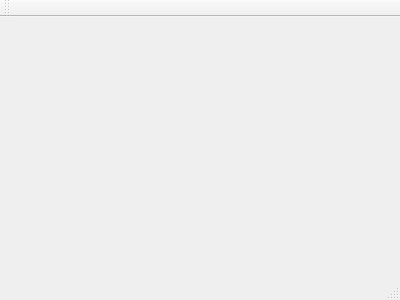
Qt form mainwindow.ui (netbeen/LivenessDetection) before a commit.
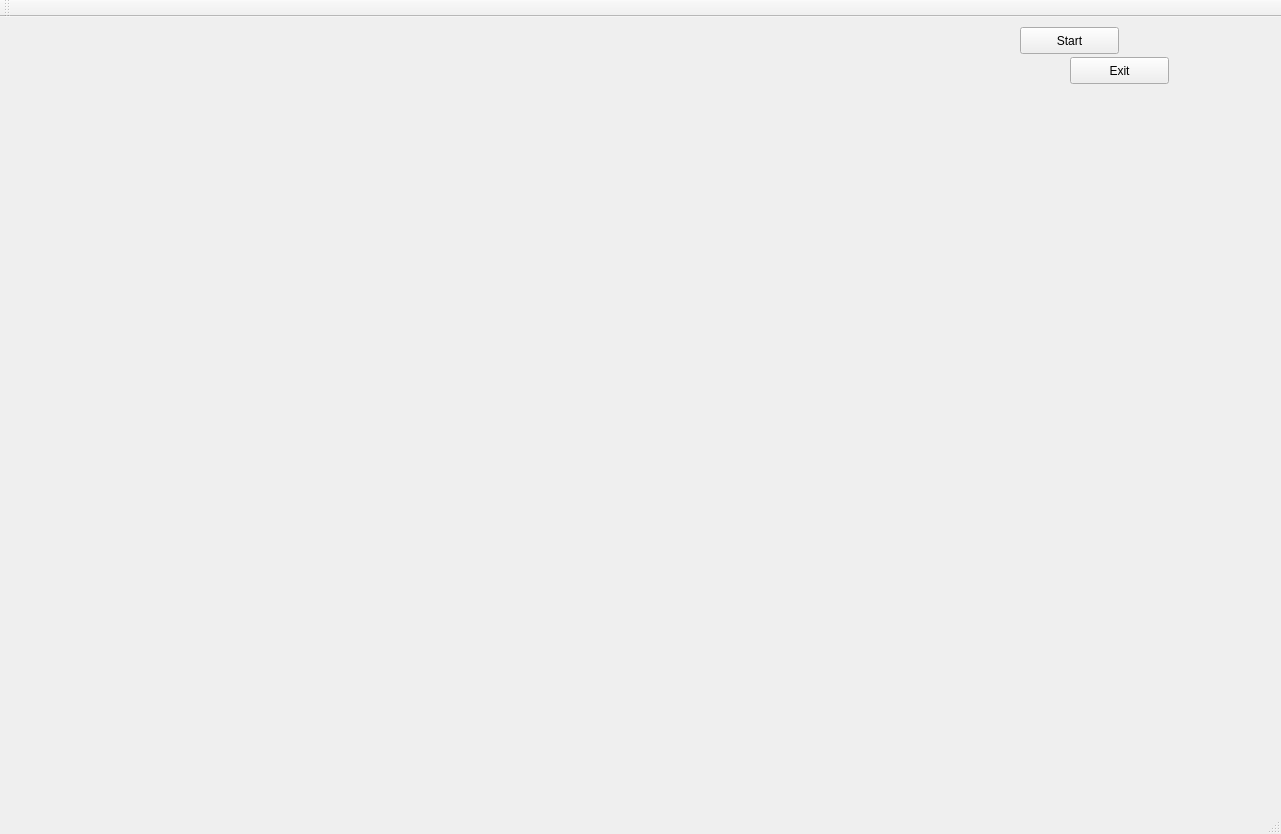
The same form after that commit.

```diff
--- a/mainwindow.ui
+++ b/mainwindow.ui
@@ -1,24 +1,79 @@
 <ui version="4.0">
  <class>MainWindow</class>
- <widget class="QMainWindow" name="MainWindow" >
-  <property name="geometry" >
+ <widget class="QMainWindow" name="MainWindow">
+  <property name="geometry">
    <rect>
     <x>0</x>
     <y>0</y>
-    <width>400</width>
-    <height>300</height>
+    <width>1281</width>
+    <height>834</height>
    </rect>
   </property>
   <property name="windowTitle" >
    <string>MainWindow</string>
   </property>
-  <widget class="QMenuBar" name="menuBar" />
-  <widget class="QToolBar" name="mainToolBar" />
-  <widget class="QWidget" name="centralWidget" />
-  <widget class="QStatusBar" name="statusBar" />
+  <widget class="QWidget" name="centralWidget">
+   <widget class="QPushButton" name="startButton">
+    <property name="geometry">
+     <rect>
+      <x>1020</x>
+      <y>10</y>
+      <width>99</width>
+      <height>27</height>
+     </rect>
+    </property>
+    <property name="text">
+     <string>Start</string>
+    </property>
+   </widget>
+   <widget class="QLabel" name="label">
+    <property name="geometry">
+     <rect>
+      <x>180</x>
+      <y>60</y>
+      <width>800</width>
+      <height>600</height>
+     </rect>
+    </property>
+    <property name="text">
+     <string/>
+    </property>
+   </widget>
+   <widget class="QPushButton" name="exitButton">
+    <property name="geometry">
+     <rect>
+      <x>1070</x>
+      <y>40</y>
+      <width>99</width>
+      <height>27</height>
+     </rect>
+    </property>
+    <property name="text">
+     <string>Exit</string>
+    </property>
+   </widget>
+  </widget>
+  <widget class="QMenuBar" name="menuBar">
+   <property name="geometry">
+    <rect>
+     <x>0</x>
+     <y>0</y>
+     <width>1281</width>
+     <height>28</height>
+    </rect>
+   </property>
+  </widget>
+  <widget class="QToolBar" name="mainToolBar">
+   <attribute name="toolBarArea">
+    <enum>TopToolBarArea</enum>
+   </attribute>
+   <attribute name="toolBarBreak">
+    <bool>false</bool>
+   </attribute>
+  </widget>
+  <widget class="QStatusBar" name="statusBar"/>
  </widget>
- <layoutDefault spacing="6" margin="11" />
- <pixmapfunction></pixmapfunction>
+ <layoutdefault spacing="6" margin="11"/>
  <resources/>
  <connections/>
 </ui>
```
Left out of the diff: 3 changed lines with no effect on the pictures.
